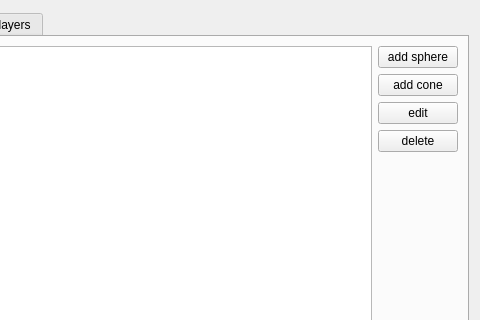
enGits/engrid, file src/libengrid/guicreatesurfacemesh.ui: the form before one commit; both pictures show x 290 to 770 and y 0 to 320 of the 770 by 512 pixel window.
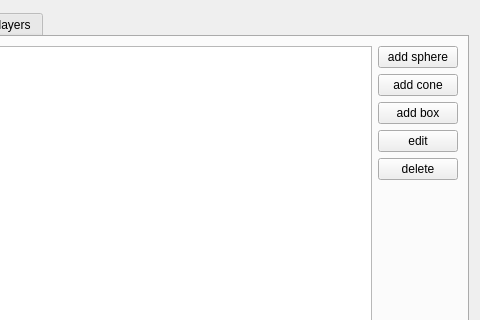
The form after the commit. The open tabs and pages were chosen to show the change. Icons and pictures are not drawn.

Patch:
```diff
--- a/src/libengrid/guicreatesurfacemesh.ui
+++ b/src/libengrid/guicreatesurfacemesh.ui
@@ -218,7 +218,7 @@
       <layout class="QVBoxLayout" name="verticalLayout_3">
        <item>
         <layout class="QGridLayout" name="gridLayout">
-         <item row="0" column="0" rowspan="5">
+         <item row="0" column="0" rowspan="6">
           <widget class="QListWidget" name="listWidgetSources"/>
          </item>
          <item row="0" column="1">
@@ -228,7 +228,7 @@
            </property>
           </widget>
          </item>
-         <item row="4" column="1">
+         <item row="5" column="1">
           <spacer name="verticalSpacer">
            <property name="orientation">
             <enum>Qt::Vertical</enum>
@@ -241,14 +241,14 @@
            </property>
           </spacer>
          </item>
-         <item row="2" column="1">
+         <item row="3" column="1">
           <widget class="QPushButton" name="pushButtonEditSource">
            <property name="text">
             <string>edit</string>
            </property>
           </widget>
          </item>
-         <item row="3" column="1">
+         <item row="4" column="1">
           <widget class="QPushButton" name="pushButtonDeleteSource">
            <property name="enabled">
             <bool>true</bool>
@@ -265,6 +265,13 @@
            </property>
           </widget>
          </item>
+         <item row="2" column="1">
+          <widget class="QPushButton" name="pushButtonAddBox">
+           <property name="text">
+            <string>add box</string>
+           </property>
+          </widget>
+         </item>
         </layout>
        </item>
       </layout>
```
